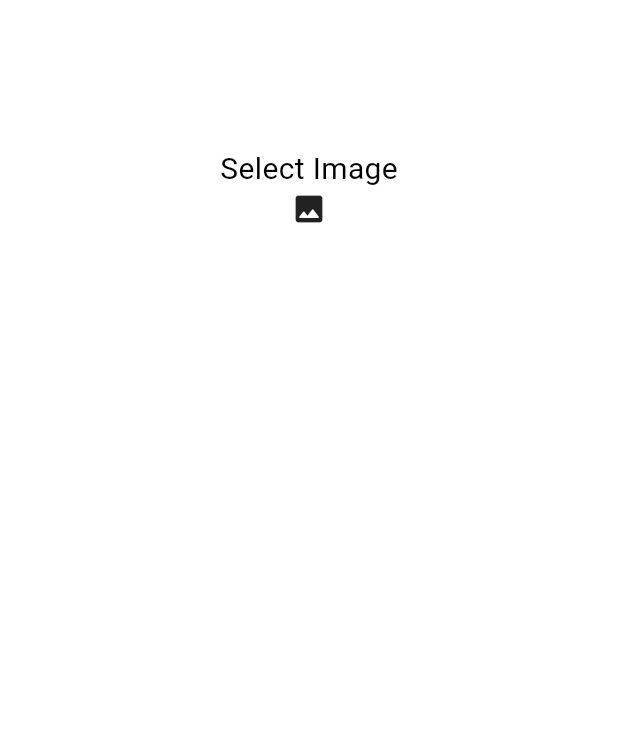
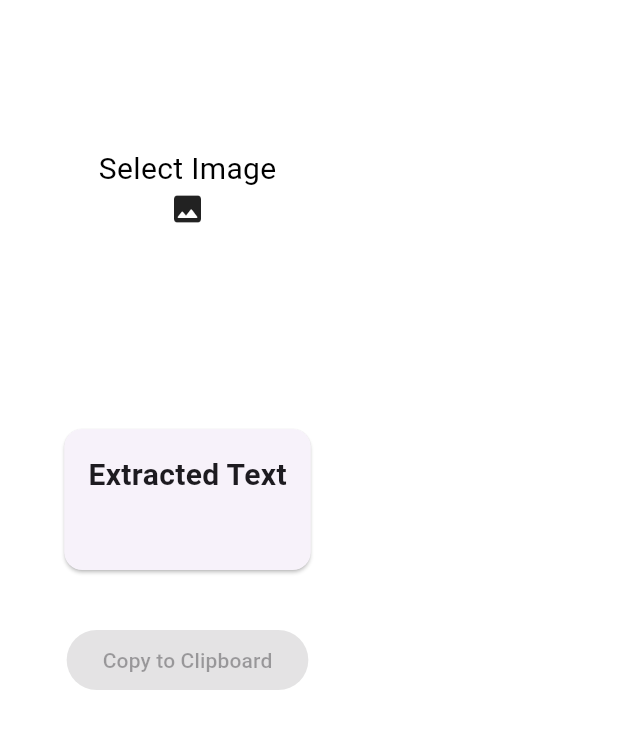
Before and after one commit to Wasiue03/linguotech, a Flutter app: the screen it shows after launch, item 2 of the bottom bar chosen, after a tap on "Select Image", on a phone screen of 412 x 824 dp. Shown: the top 729 px of the screen. Run offline on Flutter 3.47's test engine with Material 3 defaults, Android fonts, the light colour scheme and no system bars; our stand-ins replace cloud_firestore, file_picker, firebase_auth, firebase_core, flutter_svg, google_sign_in and 2 more; missing offline and left inert: google_mlkit_text_recognition; accounts and stored records are empty.

Commit message:
added copy finction to translation cards

```diff
--- a/lib/Screens/Translation_Screen/Eng_translate_Screen.dart
+++ b/lib/Screens/Translation_Screen/Eng_translate_Screen.dart
@@ -1,5 +1,6 @@
 import 'dart:convert';
 import 'package:flutter/material.dart';
+import 'package:flutter/services.dart';
 import 'package:http/http.dart' as http;
 import 'package:linguotech/Screens/Drawer/drawer.dart';
 import 'package:linguotech/Screens/Translation_Screen/Ur_translate_Screen.dart';
@@ -57,6 +58,15 @@
         error = 'Error: $e';
       });
     }
+  }
+
+  void _copyToClipboard() {
+    Clipboard.setData(ClipboardData(text: translatedText));
+    ScaffoldMessenger.of(context).showSnackBar(
+      SnackBar(
+        content: Text('Text copied to clipboard'),
+      ),
+    );
   }
 
   @override
@@ -151,9 +161,9 @@
                                   style: TextStyle(fontWeight: FontWeight.bold),
                                 ),
                                 IconButton(
-                                  onPressed: () {
-                                    // Action for copying translated text
-                                  },
+                                  onPressed: translatedText.isNotEmpty
+                                      ? _copyToClipboard
+                                      : null,
                                   icon: Icon(Icons.copy),
                                   tooltip: 'Copy',
                                 ),
--- a/lib/Screens/camera/extract.dart
+++ b/lib/Screens/camera/extract.dart
@@ -1,8 +1,9 @@
 import 'package:flutter/material.dart';
+import 'package:flutter/services.dart';
 import 'package:google_mlkit_text_recognition/google_mlkit_text_recognition.dart';
 import 'package:image_picker/image_picker.dart';
 
-Future getImageTotext(final imagePath) async {
+Future<String> getImageTotext(final imagePath) async {
   final textRecognizer = TextRecognizer(script: TextRecognitionScript.latin);
   final RecognizedText recognizedText =
       await textRecognizer.processImage(InputImage.fromFilePath(imagePath));
@@ -11,16 +12,25 @@
 }
 
 class Camera extends StatefulWidget {
-  const Camera({super.key});
+  const Camera({Key? key}) : super(key: key);
 
   @override
   State<Camera> createState() => _CameraState();
 }
 
-late String s = "";
-
 class _CameraState extends State<Camera> {
   final ImagePicker picker = ImagePicker();
+  late String _extractedText = "";
+
+  void _copyToClipboard() {
+    Clipboard.setData(ClipboardData(text: _extractedText));
+    ScaffoldMessenger.of(context).showSnackBar(
+      SnackBar(
+        content: Text('Text copied to clipboard'),
+      ),
+    );
+  }
+
   @override
   Widget build(BuildContext context) {
     return MaterialApp(
@@ -38,10 +48,12 @@
                     onTap: () async {
                       final XFile? image =
                           await picker.pickImage(source: ImageSource.gallery);
-                    String a = await getImageTotext(image!.path);
+                      if (image != null) {
+                        String extractedText = await getImageTotext(image.path);
                         setState(() {
-                      s = a;
+                          _extractedText = extractedText;
                         });
+                      }
                     },
                     child: Column(
                       mainAxisAlignment: MainAxisAlignment.center,
@@ -61,15 +73,38 @@
                   ),
                 ),
               ),
-            Center(
-              child: Text(
-                s,
-                style: TextStyle(color: Colors.black, fontSize: 20),
+              SizedBox(height: 20),
+              Card(
+                margin: EdgeInsets.all(16),
+                child: Padding(
+                  padding: EdgeInsets.all(16),
+                  child: Column(
+                    children: [
+                      Text(
+                        'Extracted Text',
+                        style: TextStyle(
+                          fontSize: 20,
+                          fontWeight: FontWeight.bold,
                         ),
-            )
+                      ),
+                      SizedBox(height: 10),
+                      Text(
+                        _extractedText,
+                        style: TextStyle(fontSize: 16),
+                      ),
                     ],
                   ),
-      )),
+                ),
+              ),
+              SizedBox(height: 20),
+              ElevatedButton(
+                onPressed: _extractedText.isNotEmpty ? _copyToClipboard : null,
+                child: Text('Copy to Clipboard'),
+              ),
+            ],
+          ),
+        ),
+      ),
     );
   }
 }
```
Also changed, not shown: lib/Screens/Translation_Screen/Ur_translate_Screen.dart (+13 -3 lines). Lines whose indentation alone changed are shown as unchanged.
